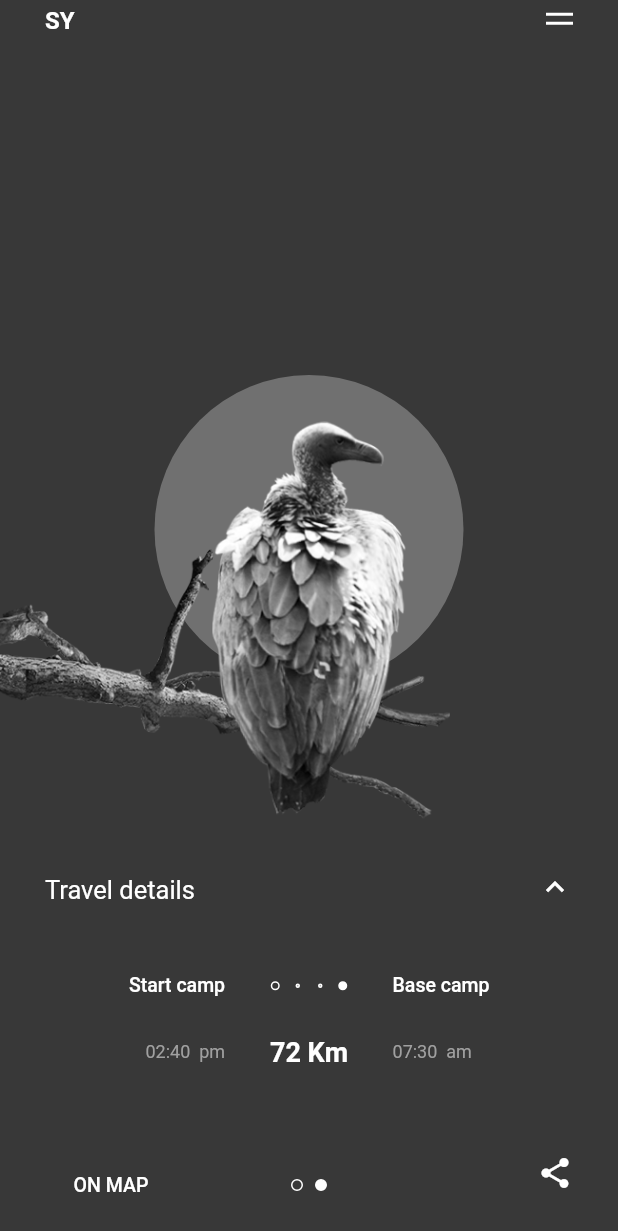
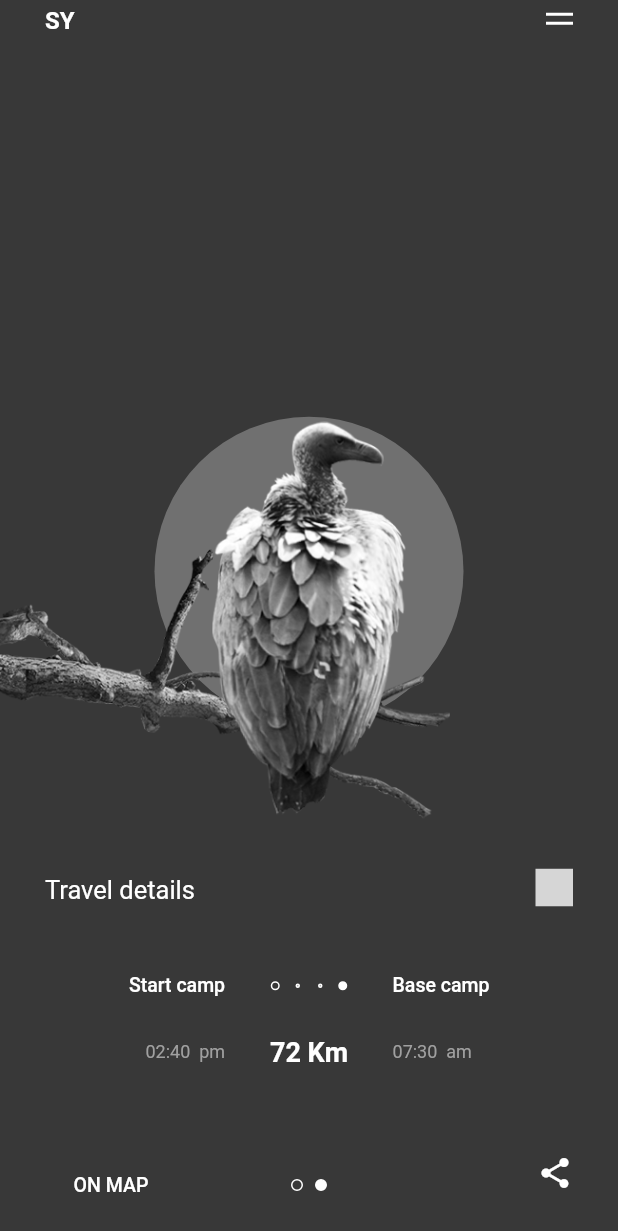
Before and after one commit to henriSedjame/sy_travel_animation, a Flutter app: the screen it shows after launch, swiped to page 2, on a phone screen of 412 x 824 dp. Shown: the top 1231 px of the screen. Run offline on Flutter 3.47's test engine with Material 2 defaults, Android fonts, the phone set to English and light mode, and no system bars; drawn by our look-alikes of flare_flutter; grey boxes are pictures that could not be loaded.

Commit message:
animation page 2 start

```diff
--- a/lib/main_view.dart
+++ b/lib/main_view.dart
@@ -3,6 +3,7 @@ import 'package:provider/provider.dart';
 import 'package:sy_travel_animation/pages/leopard_page.dart';
 import 'package:sy_travel_animation/pages/vulture_page.dart';
 import 'package:sy_travel_animation/utils/PageScrollHolder.dart';
+import 'package:sy_travel_animation/utils/animation_icon_holder.dart';
 import 'package:sy_travel_animation/widgets/common/app_bar_widget.dart';
 import 'package:sy_travel_animation/widgets/common/arrow_icon.dart';
 import 'package:sy_travel_animation/widgets/common/on_map_btn.dart';
@@ -13,6 +14,7 @@ import 'package:sy_travel_animation/widgets/vulture-page/base_camp_label.dart';
 import 'package:sy_travel_animation/widgets/vulture-page/dots.dart';
 import 'package:sy_travel_animation/widgets/vulture-page/vulture_page_desc_widget.dart';
 import 'package:sy_travel_animation/widgets/vulture-page/vulture_widget.dart';
+import 'dart:math' as math;
 
 class MainView extends StatefulWidget {
   @override
@@ -24,13 +26,29 @@ class _MainViewState extends State<MainView>
 
   PageController _pageController;
   PageScrollHolder _pageScrollHolder;
+  AnimationIconHolder _animationIconHolder;
   AnimationController _animationController;
 
   @override
   void initState() {
-    _animationController = AnimationController(vsync: this);
+    _animationController = AnimationController(vsync: this, duration: Duration(milliseconds: 900))
+     ..addListener(() { setState(() {
+
+     });});
     _pageController = PageController();
     _pageScrollHolder = PageScrollHolder(_pageController);
+    _animationIconHolder = AnimationIconHolder();
+
+    _pageController.addListener(() {
+      if(_pageController.page <= 0){
+        if(_animationController.isCompleted) {
+          _animationController.reverseDuration = Duration(milliseconds: 1);
+          _animationController.reverse();
+          _animationIconHolder.anim(ArrowAnims.DOWN_TO_UP);
+        }
+
+      }
+    });
     super.initState();
   }
 
@@ -43,19 +61,23 @@ class _MainViewState extends State<MainView>
 
   @override
   Widget build(BuildContext context) {
-    return Scaffold(
-      body: ChangeNotifierProvider.value(
-        value: _pageScrollHolder,
+    return MultiProvider(
+      providers: [
+        ChangeNotifierProvider.value(value: _pageScrollHolder),
+        ChangeNotifierProvider.value(value: _animationIconHolder),
+        ListenableProvider.value(value: _animationController)
+      ],
+      child: Scaffold(
+        body: GestureDetector(
+          onVerticalDragUpdate: _handleDragUpdate,
+          onVerticalDragEnd:  _handleDragEnd,
           child: Stack(
             children: <Widget>[
-
               AppBarWidget(),
               PageIndicator(),
               ShareBtnWidget(),
               ArrowIcon(),
-            OnMapBtn(
-              onPressed: (){},
-            ),
+
               PageView(
                 controller: _pageController,
                 physics: ClampingScrollPhysics(),
@@ -68,11 +90,43 @@ class _MainViewState extends State<MainView>
               VultureWidget(),
               VulturePageDescWidget(),
               BaseCampLabel(),
-            Dots()
-
+              Dots(),
+              OnMapBtn(
+                onPressed: () {},
+              ),
             ],
           ),
         ),
+
+      ),
     );
   }
+
+  void _handleDragUpdate(DragUpdateDetails details) {
+    if(_pageController.page == 1){
+      _animationController.value -= details.primaryDelta / MediaQuery.of(context).size.height;
     }
+  }
+
+  void _handleDragEnd(DragEndDetails details) {
+    if(_pageController.page == 1) {
+      if (_animationController.isAnimating ||
+          _animationController.status == AnimationStatus.completed) return;
+
+      final double flingVelocity =
+          details.velocity.pixelsPerSecond.dy / MediaQuery.of(context).size.height;
+
+      /* if(velocity > 0) _animationController  => complete */
+      /* if(velocity < 0) _animationController  => dismissed */
+      if (flingVelocity < 0.0){
+        _animationController.fling(velocity: math.max(2.0, -flingVelocity));
+        _animationIconHolder.anim(ArrowAnims.UP_TO_DOWN);
+      } else if (flingVelocity > 0.0) {
+        _animationController.fling(velocity: math.min(-2.0, -flingVelocity));
+        _animationIconHolder.anim(ArrowAnims.DOWN_TO_UP);
+      } else
+        _animationController.fling(
+            velocity: _animationController.value < 0.5 ? -2.0 : 2.0);
+    }
+  }
+}
--- a/lib/utils/PageScrollHolder.dart
+++ b/lib/utils/PageScrollHolder.dart
@@ -1,5 +1,5 @@
 
-import 'package:flutter/cupertino.dart';
+import 'package:flutter/material.dart';
 import 'package:flutter/foundation.dart';
 
 class PageScrollHolder extends ChangeNotifier {
--- /dev/null
+++ b/lib/utils/animation_icon_holder.dart
@@ -0,0 +1,29 @@
+
+
+import 'package:flutter/foundation.dart';
+
+class AnimationIconHolder extends ChangeNotifier {
+
+  String _animationName;
+
+  AnimationIconHolder();
+
+  String get animationName => _animationName;
+
+  void anim(ArrowAnims name) {
+    switch (name) {
+      case ArrowAnims.UP_TO_DOWN:
+        _animationName = 'upToDown';
+        break;
+      case ArrowAnims.DOWN_TO_UP:
+        _animationName = 'downToUp';
+        break;
+    }
+    notifyListeners();
+  }
+}
+
+enum ArrowAnims {
+  UP_TO_DOWN,
+  DOWN_TO_UP
+}
--- a/lib/widgets/common/arrow_icon.dart
+++ b/lib/widgets/common/arrow_icon.dart
@@ -1,13 +1,29 @@
+
+import 'package:flare_flutter/flare_actor.dart';
 import 'package:flutter/material.dart';
+import 'package:provider/provider.dart';
+import 'package:sy_travel_animation/utils/animation_icon_holder.dart';
 import 'package:sy_travel_animation/utils/constantes.dart';
 
 class ArrowIcon extends StatelessWidget {
   @override
   Widget build(BuildContext context) {
-    return Positioned(
-      top: descTopGap(context),
-      right: 30,
-      child: Icon(Icons.keyboard_arrow_up),
+    return Consumer2<AnimationController, AnimationIconHolder>(
+      builder: (_, animation, iconHolder, child) {
+        var animVal = animation.value;
+        return Positioned(
+          top: (1-animVal) * (descTopGap(context) - b72TopGap(context)) + b72TopGap(context),
+          right: 30,
+          child: SizedBox(
+            width: 25,
+            height: 25,
+            child: FlareActor('assets/flare/Arrow-up-down.flr',
+              animation: iconHolder.animationName,
+            ),
+          ),
+        );
+      },
+
     );
   }
 }
--- a/lib/widgets/common/on_map_btn.dart
+++ b/lib/widgets/common/on_map_btn.dart
@@ -1,4 +1,7 @@
 import 'package:flutter/material.dart';
+import 'package:provider/provider.dart';
+import 'package:sy_travel_animation/utils/PageScrollHolder.dart';
+import 'dart:math' as math;
 
 class OnMapBtn extends StatelessWidget {
 
@@ -8,15 +11,23 @@ class OnMapBtn extends StatelessWidget {
 
   @override
   Widget build(BuildContext context) {
+    return Consumer<PageScrollHolder>(
+      builder: (_, holder, child) {
+        var page = holder.currentPage ?? 0.0;
         return Positioned(
           bottom: 10,
           left: 30,
+          child: Opacity(
+            opacity: math.max(0, (100*page - 99)),
             child: FlatButton(
               child: Text('ON MAP', style: TextStyle(
                   fontSize: 13
               ),),
               onPressed: onPressed,
             ),
+          ),
+        );
+      },
     );
   }
 }
--- a/lib/widgets/leopard-page/leopard_widget.dart
+++ b/lib/widgets/leopard-page/leopard_widget.dart
@@ -12,15 +12,21 @@ class LeopardWidget extends StatelessWidget {
     var screenWidth = screenSize.width;
     var topGap=  (screenHeight - leopardImageHeight)/2;
 
-    return Consumer<PageScrollHolder>(
-        builder: (BuildContext context, holder, Widget child) {
+    return Consumer2<PageScrollHolder, AnimationController>(
+        builder: (_, holder, animation, child) {
           var page = holder.currentPage ?? 0.0;
+          var animVal = animation.value;
           return Positioned(
               top: topGap,
               left: -screenWidth * leopardDecalage * page,
-              //height: leopardImageHeight,
+
               width: screenWidth * (1/leopardRatio),
-              child: child);
+              child: Transform.scale(
+                alignment: Alignment(0.5, 0),
+                scale: -0.1*animVal + 1,
+                  child: Opacity(
+                    opacity: 1-0.6*animVal,
+                      child: child)));
         },
 
         child: IgnorePointer(
--- a/lib/widgets/vulture-page/Moon.dart
+++ b/lib/widgets/vulture-page/Moon.dart
@@ -13,18 +13,23 @@ class Moon extends StatelessWidget {
     var screenHeight = screenSize.height;
     var screenWidth = screenSize.width;
 
-    return Consumer<PageScrollHolder>(builder: (_, holder, child) {
+    return Consumer2<PageScrollHolder, AnimationController>(
+    builder: (_, holder, animation, child) {
       var page = holder.currentPage ?? 0.0;
+      var animVal = animation.value;
       var opacity = math.max(0.0, (20.0*page - 19.0));
+
+      var ratio =  (250/(1-(animVal + 0.1)));
+
       return Positioned(
-        top: 250 + ((1 - opacity) * screenWidth/2),
+        top: ratio + ((1 - opacity) * screenWidth/2),
         left: 0,
         right: 0,
         child: Opacity(
           opacity: opacity,
           child: Center(
             child: Round(
-              size: screenWidth/2 * opacity,
+              size: math.max(0, 1-2*animVal) * screenWidth/2 * opacity,
               color: lightGrey,
               border: false,
             ),
--- a/lib/widgets/vulture-page/base_camp_label.dart
+++ b/lib/widgets/vulture-page/base_camp_label.dart
@@ -12,10 +12,12 @@ class BaseCampLabel extends StatelessWidget {
     var screenWidth = screenSize.width;
     var decalageFin = screenWidth;
     const decalageDebut = 30.0;
-    return Consumer<PageScrollHolder>(builder: (_, holder, child) {
+    return Consumer2<PageScrollHolder, AnimationController>(
+        builder: (_, holder, animation, child) {
       var page = holder.currentPage ?? 0.0;
+      var animVal = animation.value;
       return Positioned(
-        top: descTopGap(context) + 70,
+        top:(1-animVal)*(descTopGap(context)  - b72TopGap(context)) +  b72TopGap(context) + 70,
         right : (-decalageFin + decalageDebut) * 2 * (1- page) + decalageDebut,
         child: Opacity(
           opacity: math.max(0, (10*page - 9)),
--- a/lib/widgets/vulture-page/dots.dart
+++ b/lib/widgets/vulture-page/dots.dart
@@ -13,9 +13,11 @@ class Dots extends StatelessWidget {
     var screenHeight = screenSize.height;
     var screenWidth = screenSize.width;
 
-    return Consumer<PageScrollHolder>(builder: (_, holder, child) {
+    return Consumer2<PageScrollHolder, AnimationController>(
+        builder: (_, holder, animation, child) {
       var page = holder.currentPage ?? 0.0;
-      var opacity = math.max(0.0, (100.0*page - 99.0));
+      var animVal = animation.value;
+      var opacity = math.max(0,1- 200*animVal) * math.max(0.0, (100.0*page - 99.0));
       var opacity2 = math.max(0.0, (20.0*page - 19.0));
       return Positioned(
         top: descTopGap(context) + 75,
--- a/lib/widgets/vulture-page/vulture_page_desc_widget.dart
+++ b/lib/widgets/vulture-page/vulture_page_desc_widget.dart
@@ -12,12 +12,12 @@ class VulturePageDescWidget extends StatelessWidget {
     var decalageFin = screenWidth;
     const decalageDebut = 30.0;
 
-    return Consumer<PageScrollHolder>(
-      builder: (_, holder, child) {
+    return Consumer2<PageScrollHolder, AnimationController>(
+      builder: (_, holder, animation, child) {
         var page = holder.currentPage ?? 0.0;
-
+        var animVal = animation.value;
         return Positioned(
-          top: descTopGap(context),
+          top: (1-animVal)*(descTopGap(context) - b72TopGap(context)) + b72TopGap(context),
           left: (decalageFin - decalageDebut) * 2 * (1 - page) + decalageDebut,
           child: Opacity(
             opacity: math.max(0, (10*page - 9)),
--- a/lib/widgets/vulture-page/vulture_widget.dart
+++ b/lib/widgets/vulture-page/vulture_widget.dart
@@ -6,12 +6,11 @@ import 'package:sy_travel_animation/utils/constantes.dart';
 class VultureWidget extends StatelessWidget {
   @override
   Widget build(BuildContext context) {
-
     var screenSize = MediaQuery.of(context).size;
     var screenHeight = screenSize.height;
     var screenWidth = screenSize.width;
     var topGap = (screenHeight - vultureTransformedHeight) / 2;
-    var rightGap = (screenWidth - vultureTransformedWidth)/ 2;
+    var rightGap = (screenWidth - vultureTransformedWidth) / 2;
 
     /*
     * Pour le déplacement du vautour
@@ -20,15 +19,20 @@ class VultureWidget extends StatelessWidget {
     */
     var gap = vultureDecalage * screenWidth;
 
-    return Consumer<PageScrollHolder>(
-      builder: (ctx, holder, child) {
+    return Consumer2<PageScrollHolder, AnimationController>(
+      builder: (ctx, holder, animation, child) {
         var page = holder.currentPage ?? 0.0;
-
+        var animVal = animation.value;
         return Positioned(
             top: topGap,
             height: vultureTransformedHeight,
             right: ((2 * rightGap + gap) * page) - (rightGap + gap),
-            child: child);
+            child: Transform.scale(
+              alignment: Alignment(-0.7, 0),
+                scale: 1 - 0.1 * animVal,
+                child: Opacity(
+                  opacity: 1 - 0.6 * animVal,
+                    child: child)));
       },
       child: IgnorePointer(
         child: Image(
--- a/pubspec.yaml
+++ b/pubspec.yaml
@@ -22,6 +22,7 @@ environment:
 
 dependencies:
   provider: ^4.1.2
+  flare_flutter: ^2.0.3
   flutter:
     sdk: flutter
 
@@ -48,6 +49,7 @@ flutter:
   # To add assets to your application, add an assets section, like this:
   assets:
     - assets/images/
+    - assets/flare/
 
   # An image asset can refer to one or more resolution-specific "variants", see
   # https://flutter.dev/assets-and-images/#resolution-aware.
```
Also changed, not shown: pubspec.lock, 1 other file. Lines whose indentation alone changed are shown as unchanged.
